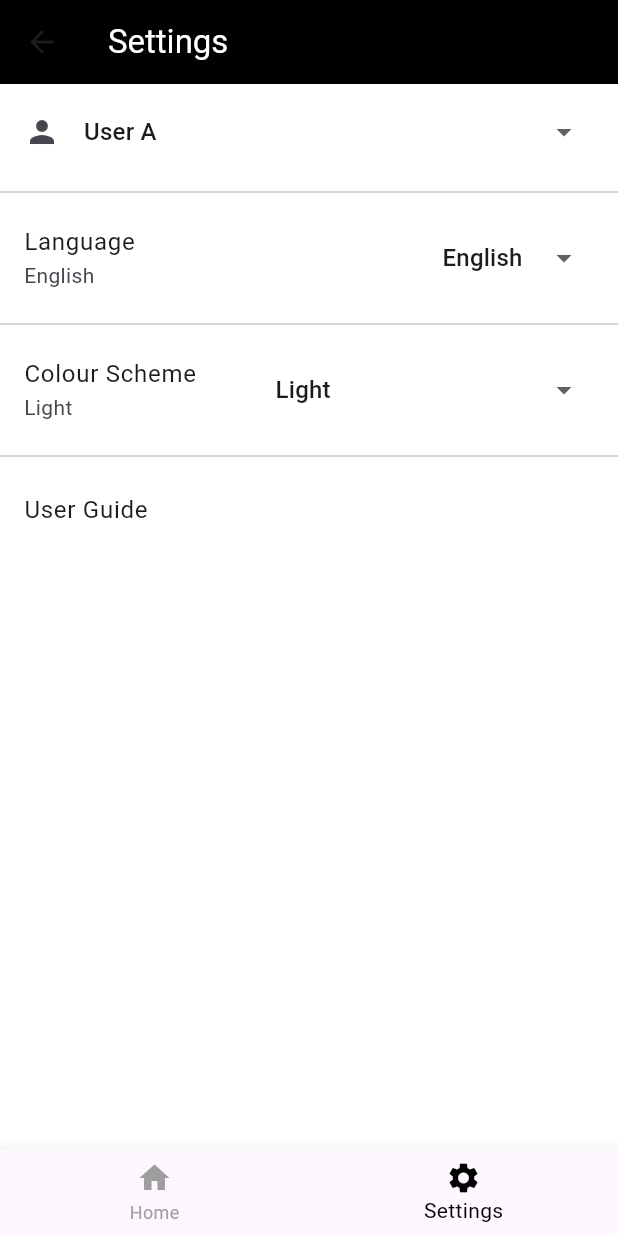
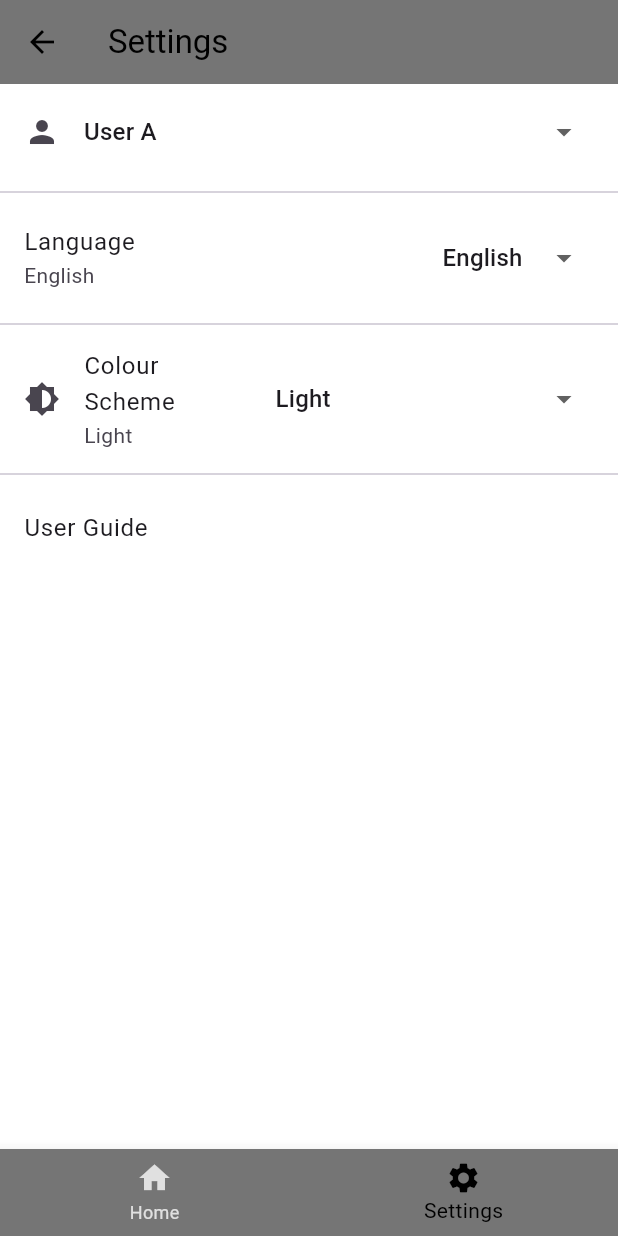
Before and after one commit to juvonKT/aac_app, a Flutter app: the screen it shows after launch, item 2 of the bottom bar chosen, on a phone screen of 412 x 824 dp. Run offline on Flutter 3.47's test engine with Material 3 defaults, Android fonts, the phone set to English and light mode, and no system bars; our stand-ins replace flutter_tts, fluttertoast.

Commit message:
implemented light and dark mode

```diff
--- a/lib/Settings.dart
+++ b/lib/Settings.dart
@@ -3,6 +3,7 @@ import 'package:provider/provider.dart';
 import 'UserGuidePage.dart';
 import 'generated/l10n.dart';
 import 'providers/language_provider.dart';
+import 'providers/theme_provider.dart';
 
 class Settings extends StatefulWidget {
   const Settings({super.key});
@@ -15,20 +16,20 @@ class _SettingsState extends State<Settings> {
   @override
   Widget build(BuildContext context) {
     final languageProvider = Provider.of<LanguageProvider>(context);
+    final themeProvider = Provider.of<ThemeProvider>(context);
     final s = S.of(context);
     String selectedUser = s.userA;
-    String selectedColourScheme = s.light;
 
     return Scaffold(
       appBar: AppBar(
-        backgroundColor: Colors.black,
+        backgroundColor: Theme.of(context).appBarTheme.backgroundColor,
         title: Text(
           s.setting,
-          style: TextStyle(color: Colors.white),
+          style: TextStyle(color: Theme.of(context).appBarTheme.foregroundColor),
         ),
       ),
       body: Container(
-        color: Colors.white,
+        color: Theme.of(context).scaffoldBackgroundColor,
         child: ListView(
           children: [
             ListTile(
@@ -73,22 +74,30 @@ class _SettingsState extends State<Settings> {
             ),
             const Divider(),
             ListTile(
+              leading: const Icon(Icons.brightness_6),
               title: Text(s.colourScheme),
-              subtitle: Text(selectedColourScheme),
-              trailing: DropdownButton<String>(
-                value: selectedColourScheme,
-                onChanged: (String? newValue) {
-                  setState(() {
-                    selectedColourScheme = newValue!;
-                  });
+              subtitle: Text(_getThemeModeName(themeProvider.themeMode, s)),
+              trailing: DropdownButton<ThemeMode>(
+                value: themeProvider.themeMode,
+                onChanged: (ThemeMode? newMode) {
+                  if (newMode != null) {
+                    themeProvider.setTheme(newMode);
+                  }
                 },
-                items: <String>[s.light, s.dark, s.colourPaletteGenerator]
-                    .map<DropdownMenuItem<String>>((String value) {
-                  return DropdownMenuItem<String>(
-                    value: value,
-                    child: Text(value),
-                  );
-                }).toList(),
+                items: [
+                  DropdownMenuItem(
+                    value: ThemeMode.light,
+                    child: Text(s.light),
+                  ),
+                  DropdownMenuItem(
+                    value: ThemeMode.dark,
+                    child: Text(s.dark),
+                  ),
+                  DropdownMenuItem(
+                    value: ThemeMode.system,
+                    child: Text(s.colourPaletteGenerator),
+                  ),
+                ],
                 underline: const SizedBox(),
               ),
             ),
@@ -122,8 +131,9 @@ class _SettingsState extends State<Settings> {
             label:s.setting,
           ),
         ],
-        selectedItemColor: Colors.black,
-        unselectedItemColor: Colors.grey,
+        backgroundColor: Theme.of(context).bottomNavigationBarTheme.backgroundColor,
+        selectedItemColor: Theme.of(context).bottomNavigationBarTheme.selectedItemColor,
+        unselectedItemColor: Theme.of(context).bottomNavigationBarTheme.unselectedItemColor,
       ),
     );
   }
@@ -142,4 +152,16 @@ class _SettingsState extends State<Settings> {
         return 'Unknown';
     }
   }
+
+  String _getThemeModeName(ThemeMode mode, S s) {
+    switch (mode) {
+      case ThemeMode.light:
+        return s.light;
+      case ThemeMode.dark:
+        return s.dark;
+      case ThemeMode.system:
+      default:
+        return s.light;
+    }
+  }
 }
--- a/lib/main.dart
+++ b/lib/main.dart
@@ -4,11 +4,15 @@ import 'package:provider/provider.dart';
 import 'HomePage.dart';
 import 'providers/language_provider.dart';
 import 'generated/l10n.dart';
+import 'providers/theme_provider.dart';
 
 void main() {
   runApp(
-    ChangeNotifierProvider(
-      create: (context) => LanguageProvider(),
+    MultiProvider(
+      providers: [
+        ChangeNotifierProvider(create: (context) => LanguageProvider()),
+        ChangeNotifierProvider(create: (context) => ThemeProvider()),
+      ],
       child: const MyApp(),
     ),
   );
@@ -19,14 +23,14 @@ class MyApp extends StatelessWidget {
 
   @override
   Widget build(BuildContext context) {
-    return Consumer<LanguageProvider>(
-      builder: (context, languageProvider, child) {
+    return Consumer2<LanguageProvider, ThemeProvider>(
+      builder: (context, languageProvider, themeProvider, child) {
         return MaterialApp(
-          title: 'Your App Title',
-          theme: ThemeData(
-            primarySwatch: Colors.deepPurple,
-          ),
-          home: HomePage(),
+          title: 'AAC App',
+          theme: themeProvider.lightTheme,
+          darkTheme: themeProvider.darkTheme,
+          themeMode: themeProvider.themeMode,
+          home: const HomePage(),
           localizationsDelegates: [
             S.delegate,
             GlobalMaterialLocalizations.delegate,
--- /dev/null
+++ b/lib/providers/theme_provider.dart
@@ -0,0 +1,60 @@
+import 'package:flutter/material.dart';
+
+class ThemeProvider with ChangeNotifier {
+  ThemeMode _themeMode = ThemeMode.light;
+
+  ThemeMode get themeMode => _themeMode;
+
+  void setTheme(ThemeMode themeMode) {
+    _themeMode = themeMode;
+    notifyListeners();
+  }
+
+  ThemeData get lightTheme {
+    return ThemeData(
+      brightness: Brightness.light,
+      primaryColor: Colors.white,
+      scaffoldBackgroundColor: Colors.white,
+      appBarTheme: AppBarTheme(
+        backgroundColor: Colors.grey[600],
+        foregroundColor: Colors.black,
+        elevation: 0,
+      ),
+      bottomNavigationBarTheme: BottomNavigationBarThemeData(
+        backgroundColor: Colors.grey[600],
+        selectedItemColor: Colors.black,
+        unselectedItemColor: Colors.grey[300],
+      ),
+      textTheme: TextTheme(
+        bodyLarge: TextStyle(color: Colors.black),
+        bodyMedium: TextStyle(color: Colors.black),
+        titleLarge: TextStyle(color: Colors.black),
+      ),
+      iconTheme: IconThemeData(color: Colors.black),
+    );
+  }
+
+  ThemeData get darkTheme {
+    return ThemeData(
+      brightness: Brightness.dark,
+      primaryColor: Colors.black,
+      scaffoldBackgroundColor: Colors.black,
+      appBarTheme: AppBarTheme(
+        backgroundColor: Colors.grey[600],
+        foregroundColor: Colors.white,
+        elevation: 0,
+      ),
+      bottomNavigationBarTheme: BottomNavigationBarThemeData(
+        backgroundColor: Colors.grey[600],
+        selectedItemColor: Colors.white,
+        unselectedItemColor: Colors.grey[300],
+      ),
+      textTheme: TextTheme(
+        bodyLarge: TextStyle(color: Colors.white),
+        bodyMedium: TextStyle(color: Colors.white),
+        titleLarge: TextStyle(color: Colors.white),
+      ),
+      iconTheme: IconThemeData(color: Colors.white),
+    );
+  }
+}
```
Also changed, not shown: lib/CommunicationBoard.dart (deleted, +0 -126 lines), lib/HomePage.dart (+10 -9 lines), pubspec.lock.
